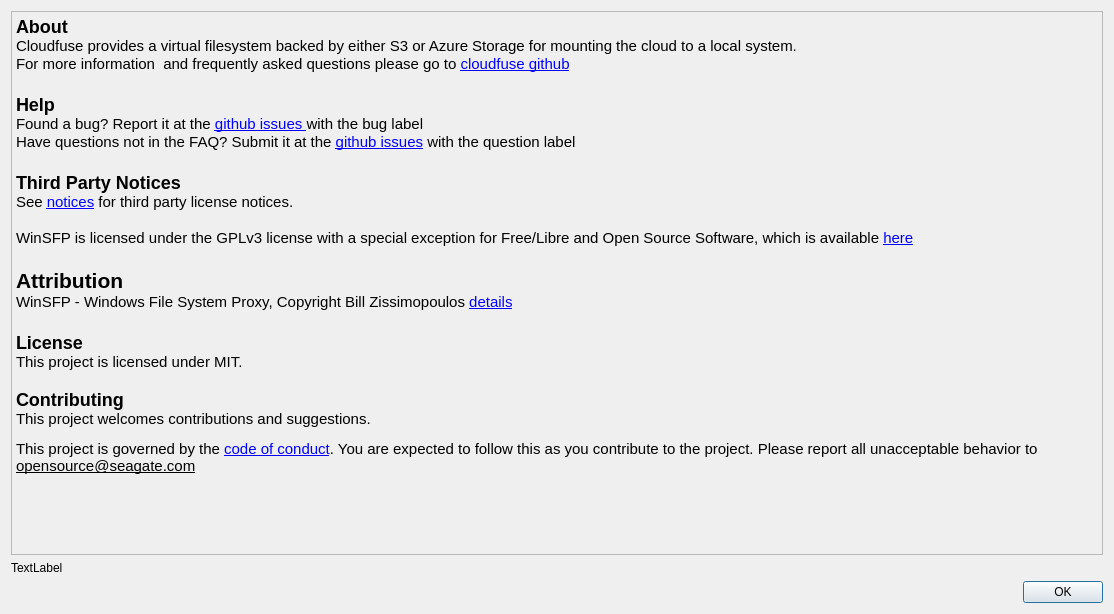
Old version of the form gui/about_dialog.ui in the repository Seagate/cloudfuse.
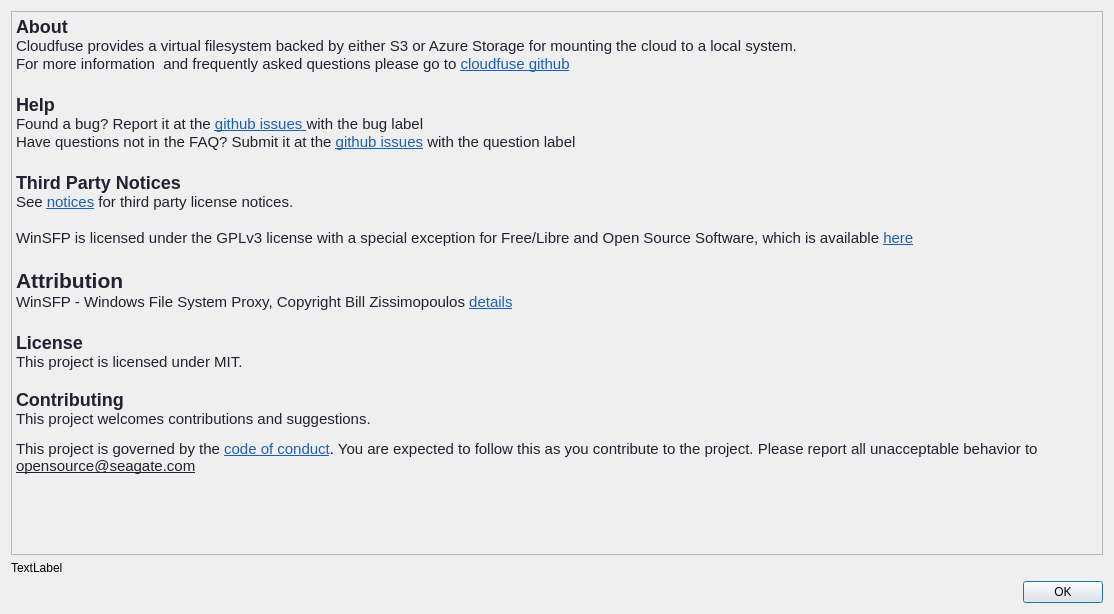
New version of the form.

Commit message: Explicitely declare font color in qtextbrowser

What changed in the file:
```diff
--- a/gui/about_dialog.ui
+++ b/gui/about_dialog.ui
@@ -25,28 +25,28 @@
 &lt;html&gt;&lt;head&gt;&lt;meta name=&quot;qrichtext&quot; content=&quot;1&quot; /&gt;&lt;style type=&quot;text/css&quot;&gt;
 p, li { white-space: pre-wrap; }
 &lt;/style&gt;&lt;/head&gt;&lt;body style=&quot; font-family:'Ubuntu'; font-size:11pt; font-weight:400; font-style:normal;&quot;&gt;
-&lt;p style=&quot; margin-top:0px; margin-bottom:0px; margin-left:0px; margin-right:0px; -qt-block-indent:0; text-indent:0px;&quot;&gt;&lt;span style=&quot; font-family:'monospace'; font-size:x-large; font-weight:600;&quot;&gt;About&lt;/span&gt;&lt;/p&gt;
-&lt;p style=&quot; margin-top:0px; margin-bottom:0px; margin-left:0px; margin-right:0px; -qt-block-indent:0; text-indent:0px;&quot;&gt;&lt;span style=&quot; color:#000000;&quot;&gt;Cloudfuse provides a virtual filesystem backed by either S3 or Azure Storage for mounting the cloud to a local system.&lt;/span&gt;&lt;/p&gt;
-&lt;p style=&quot; margin-top:0px; margin-bottom:0px; margin-left:0px; margin-right:0px; -qt-block-indent:0; text-indent:0px;&quot;&gt;&lt;span style=&quot; color:#000000;&quot;&gt;For more information  and frequently asked questions please go to &lt;/span&gt;&lt;a href=&quot;https://github.com/Seagate/cloudfuse&quot;&gt;&lt;span style=&quot; text-decoration: underline; color:#0000ff;&quot;&gt;cloudfuse github&lt;/span&gt;&lt;/a&gt;&lt;/p&gt;
+&lt;p style=&quot; margin-top:0px; margin-bottom:0px; margin-left:0px; margin-right:0px; -qt-block-indent:0; text-indent:0px;&quot;&gt;&lt;span style=&quot; font-family:'monospace'; font-size:x-large; font-weight:600; color:#241f31;&quot;&gt;About&lt;/span&gt;&lt;/p&gt;
+&lt;p style=&quot; margin-top:0px; margin-bottom:0px; margin-left:0px; margin-right:0px; -qt-block-indent:0; text-indent:0px;&quot;&gt;&lt;span style=&quot; color:#241f31;&quot;&gt;Cloudfuse provides a virtual filesystem backed by either S3 or Azure Storage for mounting the cloud to a local system.&lt;/span&gt;&lt;/p&gt;
+&lt;p style=&quot; margin-top:0px; margin-bottom:0px; margin-left:0px; margin-right:0px; -qt-block-indent:0; text-indent:0px;&quot;&gt;&lt;span style=&quot; color:#241f31;&quot;&gt;For more information  and frequently asked questions please go to&lt;/span&gt;&lt;span style=&quot; color:#000000;&quot;&gt; &lt;/span&gt;&lt;a href=&quot;https://github.com/Seagate/cloudfuse&quot;&gt;&lt;span style=&quot; text-decoration: underline; color:#1a5fb4;&quot;&gt;cloudfuse github&lt;/span&gt;&lt;/a&gt;&lt;/p&gt;
 &lt;p style=&quot;-qt-paragraph-type:empty; margin-top:0px; margin-bottom:0px; margin-left:0px; margin-right:0px; -qt-block-indent:0; text-indent:0px; font-family:'monospace'; font-size:x-large; font-weight:600;&quot;&gt;&lt;br /&gt;&lt;/p&gt;
-&lt;p style=&quot; margin-top:0px; margin-bottom:0px; margin-left:0px; margin-right:0px; -qt-block-indent:0; text-indent:0px;&quot;&gt;&lt;span style=&quot; font-family:'monospace'; font-size:x-large; font-weight:600;&quot;&gt;Help&lt;/span&gt;&lt;/p&gt;
-&lt;p style=&quot; margin-top:0px; margin-bottom:0px; margin-left:0px; margin-right:0px; -qt-block-indent:0; text-indent:0px;&quot;&gt;&lt;span style=&quot; color:#000000;&quot;&gt;Found a bug? Report it at the &lt;/span&gt;&lt;a href=&quot;https://github.com/Seagate/cloudfuse/issues&quot;&gt;&lt;span style=&quot; text-decoration: underline; color:#0000ff;&quot;&gt;github issues &lt;/span&gt;&lt;/a&gt;&lt;span style=&quot; font-family:'monospace','monospace','monospace'; color:#000000;&quot;&gt;with the bug label&lt;/span&gt;&lt;/p&gt;
-&lt;p style=&quot; margin-top:0px; margin-bottom:0px; margin-left:0px; margin-right:0px; -qt-block-indent:0; text-indent:0px;&quot;&gt;&lt;span style=&quot; color:#000000;&quot;&gt;Have questions not in the FAQ? Submit it at the &lt;/span&gt;&lt;a href=&quot;https://github.com/Seagate/cloudfuse/issues&quot;&gt;&lt;span style=&quot; font-family:'monospace'; text-decoration: underline; color:#0000ff;&quot;&gt;github issues&lt;/span&gt;&lt;/a&gt;&lt;span style=&quot; font-family:'monospace','monospace','monospace'; color:#000000;&quot;&gt; with the question label&lt;/span&gt;&lt;/p&gt;
+&lt;p style=&quot; margin-top:0px; margin-bottom:0px; margin-left:0px; margin-right:0px; -qt-block-indent:0; text-indent:0px;&quot;&gt;&lt;span style=&quot; font-family:'monospace'; font-size:x-large; font-weight:600; color:#241f31;&quot;&gt;Help&lt;/span&gt;&lt;/p&gt;
+&lt;p style=&quot; margin-top:0px; margin-bottom:0px; margin-left:0px; margin-right:0px; -qt-block-indent:0; text-indent:0px;&quot;&gt;&lt;span style=&quot; color:#241f31;&quot;&gt;Found a bug? Report it at the&lt;/span&gt;&lt;span style=&quot; color:#000000;&quot;&gt; &lt;/span&gt;&lt;a href=&quot;https://github.com/Seagate/cloudfuse/issues&quot;&gt;&lt;span style=&quot; text-decoration: underline; color:#1a5fb4;&quot;&gt;github issues &lt;/span&gt;&lt;/a&gt;&lt;span style=&quot; font-family:'monospace','monospace','monospace'; color:#241f31;&quot;&gt;with the bug label&lt;/span&gt;&lt;/p&gt;
+&lt;p style=&quot; margin-top:0px; margin-bottom:0px; margin-left:0px; margin-right:0px; -qt-block-indent:0; text-indent:0px;&quot;&gt;&lt;span style=&quot; color:#241f31;&quot;&gt;Have questions not in the FAQ? Submit it at the&lt;/span&gt;&lt;span style=&quot; color:#000000;&quot;&gt; &lt;/span&gt;&lt;a href=&quot;https://github.com/Seagate/cloudfuse/issues&quot;&gt;&lt;span style=&quot; font-family:'monospace'; text-decoration: underline; color:#1a5fb4;&quot;&gt;github issues&lt;/span&gt;&lt;/a&gt;&lt;span style=&quot; font-family:'monospace','monospace','monospace'; color:#000000;&quot;&gt; &lt;/span&gt;&lt;span style=&quot; font-family:'monospace','monospace','monospace'; color:#241f31;&quot;&gt;with the question label&lt;/span&gt;&lt;/p&gt;
 &lt;p style=&quot;-qt-paragraph-type:empty; margin-top:0px; margin-bottom:0px; margin-left:0px; margin-right:0px; -qt-block-indent:0; text-indent:0px; font-family:'monospace'; font-size:x-large; font-weight:600;&quot;&gt;&lt;br /&gt;&lt;/p&gt;
-&lt;p style=&quot; margin-top:0px; margin-bottom:0px; margin-left:0px; margin-right:0px; -qt-block-indent:0; text-indent:0px;&quot;&gt;&lt;span style=&quot; font-family:'monospace'; font-size:x-large; font-weight:600;&quot;&gt;Third Party Notices&lt;/span&gt;&lt;/p&gt;
-&lt;p style=&quot; margin-top:0px; margin-bottom:0px; margin-left:0px; margin-right:0px; -qt-block-indent:0; text-indent:0px;&quot;&gt;See &lt;a href=&quot;NOTICE&quot;&gt;&lt;span style=&quot; text-decoration: underline; color:#0000ff;&quot;&gt;notices&lt;/span&gt;&lt;/a&gt; for third party license notices.&lt;/p&gt;
+&lt;p style=&quot; margin-top:0px; margin-bottom:0px; margin-left:0px; margin-right:0px; -qt-block-indent:0; text-indent:0px;&quot;&gt;&lt;span style=&quot; font-family:'monospace'; font-size:x-large; font-weight:600; color:#241f31;&quot;&gt;Third Party Notices&lt;/span&gt;&lt;/p&gt;
+&lt;p style=&quot; margin-top:0px; margin-bottom:0px; margin-left:0px; margin-right:0px; -qt-block-indent:0; text-indent:0px;&quot;&gt;&lt;span style=&quot; color:#241f31;&quot;&gt;See &lt;/span&gt;&lt;a href=&quot;NOTICE&quot;&gt;&lt;span style=&quot; text-decoration: underline; color:#1a5fb4;&quot;&gt;notices&lt;/span&gt;&lt;/a&gt;&lt;span style=&quot; color:#241f31;&quot;&gt; for third party license notices.&lt;/span&gt;&lt;/p&gt;
 &lt;p style=&quot;-qt-paragraph-type:empty; margin-top:0px; margin-bottom:0px; margin-left:0px; margin-right:0px; -qt-block-indent:0; text-indent:0px;&quot;&gt;&lt;br /&gt;&lt;/p&gt;
-&lt;p style=&quot; margin-top:0px; margin-bottom:0px; margin-left:0px; margin-right:0px; -qt-block-indent:0; text-indent:0px;&quot;&gt;WinSFP is licensed under the GPLv3 license with a special exception for Free/Libre and Open Source Software, which is available &lt;a href=&quot;https://github.com/winfsp/winfsp/blob/master/License.txt&quot;&gt;&lt;span style=&quot; text-decoration: underline; color:#0000ff;&quot;&gt;here&lt;/span&gt;&lt;/a&gt;&lt;/p&gt;
+&lt;p style=&quot; margin-top:0px; margin-bottom:0px; margin-left:0px; margin-right:0px; -qt-block-indent:0; text-indent:0px;&quot;&gt;&lt;span style=&quot; color:#241f31;&quot;&gt;WinSFP is licensed under the GPLv3 license with a special exception for Free/Libre and Open Source Software, which is available &lt;/span&gt;&lt;a href=&quot;https://github.com/winfsp/winfsp/blob/master/License.txt&quot;&gt;&lt;span style=&quot; text-decoration: underline; color:#1a5fb4;&quot;&gt;here&lt;/span&gt;&lt;/a&gt;&lt;/p&gt;
 &lt;p style=&quot;-qt-paragraph-type:empty; margin-top:0px; margin-bottom:0px; margin-left:0px; margin-right:0px; -qt-block-indent:0; text-indent:0px; font-family:'monospace'; font-size:x-large; font-weight:600;&quot;&gt;&lt;br /&gt;&lt;/p&gt;
-&lt;p style=&quot; margin-top:0px; margin-bottom:0px; margin-left:0px; margin-right:0px; -qt-block-indent:0; text-indent:0px;&quot;&gt;&lt;span style=&quot; font-family:'monospace'; font-size:16pt; font-weight:600;&quot;&gt;Attribution&lt;/span&gt;&lt;/p&gt;
-&lt;p style=&quot; margin-top:0px; margin-bottom:0px; margin-left:0px; margin-right:0px; -qt-block-indent:0; text-indent:0px;&quot;&gt;WinSFP - Windows File System Proxy, Copyright Bill Zissimopoulos &lt;a href=&quot;https://github.com/winfsp/winfsp&quot;&gt;&lt;span style=&quot; text-decoration: underline; color:#0000ff;&quot;&gt;details&lt;/span&gt;&lt;/a&gt;&lt;/p&gt;
+&lt;p style=&quot; margin-top:0px; margin-bottom:0px; margin-left:0px; margin-right:0px; -qt-block-indent:0; text-indent:0px;&quot;&gt;&lt;span style=&quot; font-family:'monospace'; font-size:16pt; font-weight:600; color:#241f31;&quot;&gt;Attribution&lt;/span&gt;&lt;/p&gt;
+&lt;p style=&quot; margin-top:0px; margin-bottom:0px; margin-left:0px; margin-right:0px; -qt-block-indent:0; text-indent:0px;&quot;&gt;&lt;span style=&quot; color:#241f31;&quot;&gt;WinSFP - Windows File System Proxy, Copyright Bill Zissimopoulos&lt;/span&gt; &lt;a href=&quot;https://github.com/winfsp/winfsp&quot;&gt;&lt;span style=&quot; text-decoration: underline; color:#1a5fb4;&quot;&gt;details&lt;/span&gt;&lt;/a&gt;&lt;/p&gt;
 &lt;p style=&quot;-qt-paragraph-type:empty; margin-top:0px; margin-bottom:0px; margin-left:0px; margin-right:0px; -qt-block-indent:0; text-indent:0px; font-family:'monospace'; font-size:x-large; font-weight:600;&quot;&gt;&lt;br /&gt;&lt;/p&gt;
-&lt;p style=&quot; margin-top:0px; margin-bottom:0px; margin-left:0px; margin-right:0px; -qt-block-indent:0; text-indent:0px;&quot;&gt;&lt;span style=&quot; font-family:'monospace'; font-size:x-large; font-weight:600;&quot;&gt;License&lt;/span&gt;&lt;/p&gt;
-&lt;p style=&quot; margin-top:0px; margin-bottom:0px; margin-left:0px; margin-right:0px; -qt-block-indent:0; text-indent:0px;&quot;&gt;This project is licensed under MIT.&lt;/p&gt;
+&lt;p style=&quot; margin-top:0px; margin-bottom:0px; margin-left:0px; margin-right:0px; -qt-block-indent:0; text-indent:0px;&quot;&gt;&lt;span style=&quot; font-family:'monospace'; font-size:x-large; font-weight:600; color:#241f31;&quot;&gt;License&lt;/span&gt;&lt;/p&gt;
+&lt;p style=&quot; margin-top:0px; margin-bottom:0px; margin-left:0px; margin-right:0px; -qt-block-indent:0; text-indent:0px;&quot;&gt;&lt;span style=&quot; color:#241f31;&quot;&gt;This project is licensed under MIT.&lt;/span&gt;&lt;/p&gt;
 &lt;p style=&quot;-qt-paragraph-type:empty; margin-top:0px; margin-bottom:0px; margin-left:0px; margin-right:0px; -qt-block-indent:0; text-indent:0px; font-family:'monospace';&quot;&gt;&lt;br /&gt;&lt;/p&gt;
-&lt;p style=&quot; margin-top:0px; margin-bottom:0px; margin-left:0px; margin-right:0px; -qt-block-indent:0; text-indent:0px;&quot;&gt;&lt;span style=&quot; font-family:'monospace'; font-size:x-large; font-weight:600;&quot;&gt;Contributing&lt;/span&gt;&lt;/p&gt;
-&lt;p style=&quot; margin-top:0px; margin-bottom:0px; margin-left:0px; margin-right:0px; -qt-block-indent:0; text-indent:0px;&quot;&gt;This project welcomes contributions and suggestions.&lt;/p&gt;
-&lt;p style=&quot; margin-top:12px; margin-bottom:12px; margin-left:0px; margin-right:0px; -qt-block-indent:0; text-indent:0px;&quot;&gt;This project is governed by the &lt;a href=&quot;https://github.com/Seagate/cloudfuse/blob/main/CODE_OF_CONDUCT.md&quot;&gt;&lt;span style=&quot; font-family:'monospace'; text-decoration: underline; color:#0000ff;&quot;&gt;code of conduct&lt;/span&gt;&lt;/a&gt;&lt;span style=&quot; font-family:'monospace';&quot;&gt;. You are expected to follow this as you contribute to the project. Please report all unacceptable behavior to &lt;/span&gt;&lt;span style=&quot; font-family:'monospace'; text-decoration: underline;&quot;&gt;opensource@seagate.com&lt;/span&gt;&lt;/p&gt;&lt;/body&gt;&lt;/html&gt;</string>
+&lt;p style=&quot; margin-top:0px; margin-bottom:0px; margin-left:0px; margin-right:0px; -qt-block-indent:0; text-indent:0px;&quot;&gt;&lt;span style=&quot; font-family:'monospace'; font-size:x-large; font-weight:600; color:#241f31;&quot;&gt;Contributing&lt;/span&gt;&lt;/p&gt;
+&lt;p style=&quot; margin-top:0px; margin-bottom:0px; margin-left:0px; margin-right:0px; -qt-block-indent:0; text-indent:0px;&quot;&gt;&lt;span style=&quot; color:#241f31;&quot;&gt;This project welcomes contributions and suggestions.&lt;/span&gt;&lt;/p&gt;
+&lt;p style=&quot; margin-top:12px; margin-bottom:12px; margin-left:0px; margin-right:0px; -qt-block-indent:0; text-indent:0px;&quot;&gt;&lt;span style=&quot; color:#241f31;&quot;&gt;This project is governed by the&lt;/span&gt; &lt;a href=&quot;https://github.com/Seagate/cloudfuse/blob/main/CODE_OF_CONDUCT.md&quot;&gt;&lt;span style=&quot; font-family:'monospace'; text-decoration: underline; color:#1a5fb4;&quot;&gt;code of conduct&lt;/span&gt;&lt;/a&gt;&lt;span style=&quot; font-family:'monospace';&quot;&gt;.&lt;/span&gt;&lt;span style=&quot; font-family:'monospace'; color:#241f31;&quot;&gt; You are expected to follow this as you contribute to the project. Please report all unacceptable behavior to &lt;/span&gt;&lt;span style=&quot; font-family:'monospace'; text-decoration: underline; color:#241f31;&quot;&gt;opensource@seagate.com&lt;/span&gt;&lt;/p&gt;&lt;/body&gt;&lt;/html&gt;</string>
      </property>
     </widget>
    </item>
```
